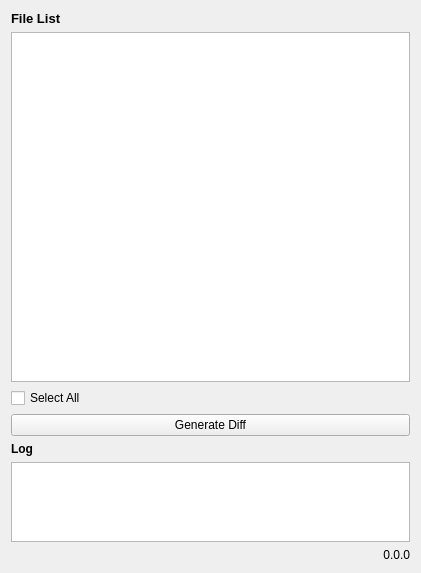
Before: the Qt Designer form diff_gui/mainwindow.ui in stlfatboy/diff_gui, drawn with Qt 5.
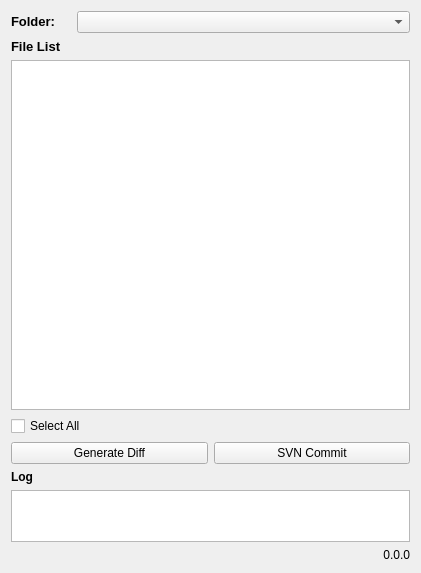
After: the same form once the commit is applied. Icons and pictures are not drawn.

Diff of the .ui file:
```diff
--- a/diff_gui/mainwindow.ui
+++ b/diff_gui/mainwindow.ui
@@ -37,14 +37,61 @@
     <property name="sizeConstraint">
      <enum>QLayout::SetDefaultConstraint</enum>
     </property>
-    <item row="1" column="0">
-     <widget class="QLabel" name="label_2">
+    <item row="13" column="0">
+     <widget class="QLabel" name="label">
+      <property name="layoutDirection">
+       <enum>Qt::LeftToRight</enum>
+      </property>
       <property name="text">
-       <string>&lt;html&gt;&lt;head/&gt;&lt;body&gt;&lt;p&gt;&lt;span style=&quot; font-size:10pt; font-weight:600;&quot;&gt;File List&lt;/span&gt;&lt;/p&gt;&lt;/body&gt;&lt;/html&gt;</string>
+       <string>0.0.0</string>
+      </property>
+      <property name="alignment">
+       <set>Qt::AlignRight|Qt::AlignTrailing|Qt::AlignVCenter</set>
+      </property>
+      <property name="textInteractionFlags">
+       <set>Qt::LinksAccessibleByMouse|Qt::TextSelectableByMouse</set>
       </property>
      </widget>
     </item>
-    <item row="3" column="0">
+    <item row="0" column="0">
+     <layout class="QHBoxLayout" name="horizontalLayout_2">
+      <item>
+       <widget class="QLabel" name="label_4">
+        <property name="maximumSize">
+         <size>
+          <width>60</width>
+          <height>16777215</height>
+         </size>
+        </property>
+        <property name="text">
+         <string>&lt;html&gt;&lt;head/&gt;&lt;body&gt;&lt;p&gt;&lt;span style=&quot; font-size:10pt; font-weight:600;&quot;&gt;Folder:&lt;/span&gt;&lt;/p&gt;&lt;/body&gt;&lt;/html&gt;</string>
+        </property>
+       </widget>
+      </item>
+      <item>
+       <widget class="QComboBox" name="comboBox"/>
+      </item>
+     </layout>
+    </item>
+    <item row="6" column="0">
+     <layout class="QHBoxLayout" name="horizontalLayout">
+      <item>
+       <widget class="QPushButton" name="pushButton_2">
+        <property name="text">
+         <string>Generate Diff</string>
+        </property>
+       </widget>
+      </item>
+      <item>
+       <widget class="QPushButton" name="pushButton">
+        <property name="text">
+         <string>SVN Commit</string>
+        </property>
+       </widget>
+      </item>
+     </layout>
+    </item>
+    <item row="5" column="0">
      <widget class="QCheckBox" name="checkBox">
       <property name="text">
        <string>Select All</string>
@@ -54,7 +101,14 @@
       </property>
      </widget>
     </item>
-    <item row="7" column="0">
+    <item row="3" column="0">
+     <widget class="QLabel" name="label_2">
+      <property name="text">
+       <string>&lt;html&gt;&lt;head/&gt;&lt;body&gt;&lt;p&gt;&lt;span style=&quot; font-size:10pt; font-weight:600;&quot;&gt;File List&lt;/span&gt;&lt;/p&gt;&lt;/body&gt;&lt;/html&gt;</string>
+      </property>
+     </widget>
+    </item>
+    <item row="11" column="0">
      <widget class="QPlainTextEdit" name="LogText">
       <property name="sizePolicy">
        <sizepolicy hsizetype="Preferred" vsizetype="Preferred">
@@ -76,14 +130,14 @@
       </property>
      </widget>
     </item>
+    <item row="9" column="0">
+     <widget class="QLabel" name="label_3">
+      <property name="text">
+       <string>&lt;html&gt;&lt;head/&gt;&lt;body&gt;&lt;p&gt;&lt;span style=&quot; font-weight:600;&quot;&gt;Log&lt;/span&gt;&lt;/p&gt;&lt;/body&gt;&lt;/html&gt;</string>
+      </property>
+     </widget>
+    </item>
     <item row="4" column="0">
-     <widget class="QPushButton" name="pushButton_2">
-      <property name="text">
-       <string>Generate Diff</string>
-      </property>
-     </widget>
-    </item>
-    <item row="2" column="0">
      <widget class="QListWidget" name="Filelistwidget">
       <property name="sizePolicy">
        <sizepolicy hsizetype="Preferred" vsizetype="Preferred">
@@ -102,33 +156,6 @@
       </property>
      </widget>
     </item>
-    <item row="5" column="0">
-     <widget class="QLabel" name="label_3">
-      <property name="text">
-       <string>&lt;html&gt;&lt;head/&gt;&lt;body&gt;&lt;p&gt;&lt;span style=&quot; font-weight:600;&quot;&gt;Log&lt;/span&gt;&lt;/p&gt;&lt;/body&gt;&lt;/html&gt;</string>
-      </property>
-     </widget>
-    </item>
-    <item row="9" column="0">
-     <layout class="QHBoxLayout" name="horizontalLayout">
-      <item>
-       <widget class="QLabel" name="label_version">
-        <property name="layoutDirection">
-         <enum>Qt::LeftToRight</enum>
-        </property>
-        <property name="text">
-         <string>0.0.0</string>
-        </property>
-        <property name="alignment">
-         <set>Qt::AlignRight|Qt::AlignTrailing|Qt::AlignVCenter</set>
-        </property>
-        <property name="textInteractionFlags">
-         <set>Qt::LinksAccessibleByMouse|Qt::TextSelectableByMouse</set>
-        </property>
-       </widget>
-      </item>
-     </layout>
-    </item>
    </layout>
    <zorder>Filelistwidget</zorder>
    <zorder>LogText</zorder>
```
Left out of the diff: 13 changed lines with no effect on the pictures.
